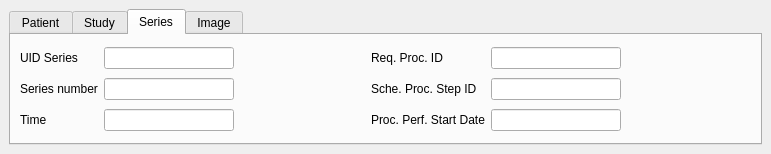
This is starviewer/src/inputoutput/qadvancedsearchwidgetbase.ui in starviewer-medical/starviewer as Qt 5 draws it before an edit. The edited form follows.
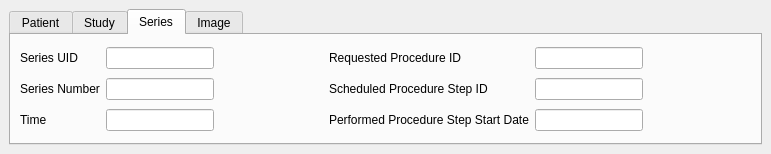
This is the edited form. The open tabs and pages were chosen to show the change.

The edit to the form file:
```diff
--- a/starviewer/src/inputoutput/qadvancedsearchwidgetbase.ui
+++ b/starviewer/src/inputoutput/qadvancedsearchwidgetbase.ui
@@ -319,7 +319,7 @@
        <item row="1" column="0">
         <widget class="QLabel" name="label">
          <property name="text">
-          <string>Series number</string>
+          <string>Series Number</string>
          </property>
          <property name="buddy">
           <cstring>m_seriesNumberText</cstring>
@@ -329,7 +329,7 @@
        <item row="0" column="3">
         <widget class="QLabel" name="label_4">
          <property name="text">
-          <string>Req. Proc. ID</string>
+          <string>Requested Procedure ID</string>
          </property>
          <property name="buddy">
           <cstring>m_requestedProcedureIDText</cstring>
@@ -351,7 +351,7 @@
        <item row="1" column="3">
         <widget class="QLabel" name="label_5">
          <property name="text">
-          <string>Sche. Proc. Step ID</string>
+          <string>Scheduled Procedure Step ID</string>
          </property>
          <property name="buddy">
           <cstring>m_scheduledProcedureStepIDText</cstring>
@@ -374,7 +374,7 @@
        <item row="0" column="0">
         <widget class="QLabel" name="label_3">
          <property name="text">
-          <string>UID Series</string>
+          <string>Series UID</string>
          </property>
          <property name="buddy">
           <cstring>m_seriesUIDText</cstring>
@@ -394,7 +394,7 @@
        <item row="2" column="3">
         <widget class="QLabel" name="label_6">
          <property name="text">
-          <string>Proc. Perf. Start Date</string>
+          <string>Performed Procedure Step Start Date</string>
          </property>
          <property name="buddy">
           <cstring>m_PPStartDateText</cstring>
```
Left out of the diff: 6 changed lines with no effect on the pictures.
